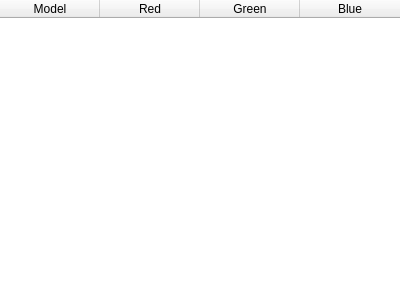
Qt form src/main/view/settings/settingssegmentationcodespage.ui (florianblume/6d-pat) before a commit.
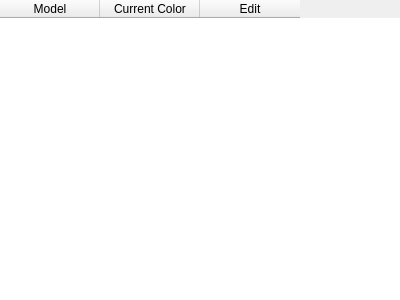
The same form after that commit.

Commit message: Finished implementation of color settings. Fixed small bugs. Next: investigate performance issue and fix memory leaks.

Patch:
```diff
--- a/src/main/view/settings/settingssegmentationcodespage.ui
+++ b/src/main/view/settings/settingssegmentationcodespage.ui
@@ -59,13 +59,19 @@
       <enum>Qt::NoPen</enum>
      </property>
      <property name="columnCount">
-      <number>4</number>
+      <number>3</number>
      </property>
+     <attribute name="horizontalHeaderVisible">
+      <bool>true</bool>
+     </attribute>
      <attribute name="horizontalHeaderCascadingSectionResizes">
       <bool>true</bool>
      </attribute>
      <attribute name="horizontalHeaderStretchLastSection">
-      <bool>true</bool>
+      <bool>false</bool>
+     </attribute>
+     <attribute name="verticalHeaderVisible">
+      <bool>false</bool>
      </attribute>
      <attribute name="verticalHeaderCascadingSectionResizes">
       <bool>false</bool>
@@ -77,17 +83,12 @@
      </column>
      <column>
       <property name="text">
-       <string>Red</string>
+       <string>Current Color</string>
       </property>
      </column>
      <column>
       <property name="text">
-       <string>Green</string>
-      </property>
-     </column>
-     <column>
-      <property name="text">
-       <string>Blue</string>
+       <string>Edit</string>
       </property>
      </column>
     </widget>
```
Left out of the diff: 5 changed lines with no effect on the pictures. The commit also changes 21 other files.
